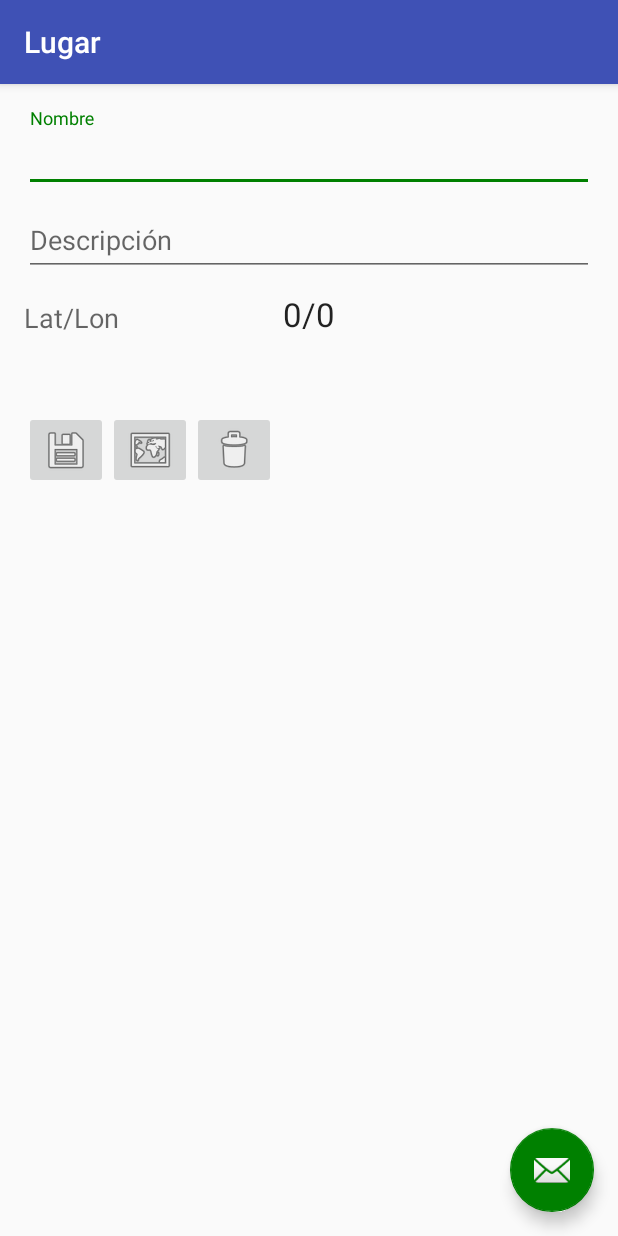
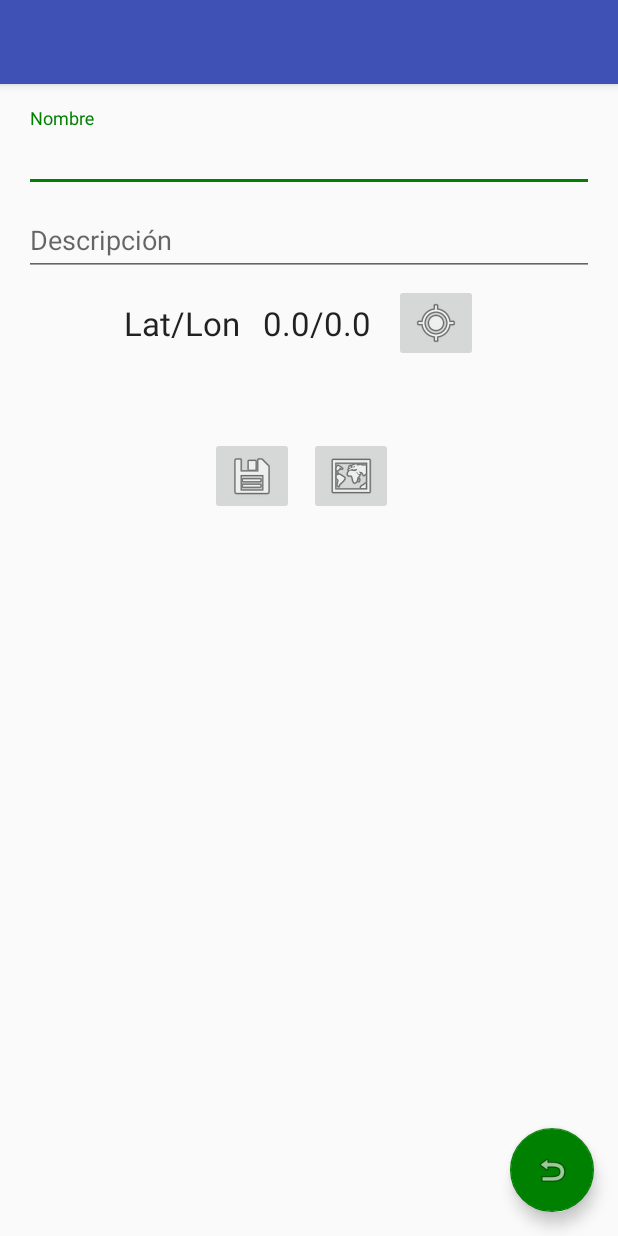
Before and after one commit to ccasanoval/Encuentrame, an Android app: the ActLugar screen opened directly, with no data from a screen before it, on a phone screen of 412 x 824 dp. Run offline under Robolectric (Android 15) with nearby library versions, the phone set to English and light mode, and no system bars; 5 statements that could not run were skipped.

Commit message:
Hecho dialogo edicion Lugar, pero hay que probar mapas, emulador no sirve...

```diff
--- a/app/src/main/AndroidManifest.xml
+++ b/app/src/main/AndroidManifest.xml
@@ -12,6 +12,7 @@
 		android:label="@string/app_name"
 		android:supportsRtl="true"
 		android:theme="@style/AppTheme">
+
 		<service android:name="com.backendless.geo.LocationTracker"/>
 
 		<receiver android:name="com.backendless.AutoStart">
@@ -60,6 +61,11 @@
 			android:label="@string/title_activity_act_lugar"
 			android:theme="@style/AppTheme.NoActionBar">
 		</activity>
+		<!-- ATTENTION: This was auto-generated to add Google Play services to your project for
+			 App Indexing.  See https://g.co/AppIndexing/AndroidStudio for more information. -->
+		<meta-data
+			android:name="com.google.android.gms.version"
+			android:value="@integer/google_play_services_version"/>
 	</application>
 
 </manifest>
--- a/app/src/main/java/com/cesoft/encuentrame/ActLugar.java
+++ b/app/src/main/java/com/cesoft/encuentrame/ActLugar.java
@@ -1,20 +1,81 @@
 package com.cesoft.encuentrame;
 
+import android.Manifest;
+import android.app.AlertDialog;
+import android.content.DialogInterface;
+import android.content.Intent;
+import android.content.pm.PackageManager;
+import android.location.Location;
+import android.net.Uri;
 import android.os.Bundle;
 import android.support.design.widget.FloatingActionButton;
 import android.support.design.widget.Snackbar;
+import android.support.v4.app.ActivityCompat;
 import android.support.v7.app.AppCompatActivity;
 import android.support.v7.widget.Toolbar;
 import android.view.View;
+import android.widget.EditText;
+import android.widget.ImageButton;
+import android.widget.TextView;
+import android.widget.Toast;
 
-public class ActLugar extends AppCompatActivity
+import com.backendless.Backendless;
+import com.backendless.BackendlessUser;
+import com.backendless.async.callback.AsyncCallback;
+import com.backendless.exceptions.BackendlessFault;
+import com.backendless.geo.GeoPoint;
+import com.cesoft.encuentrame.models.Lugar;
+import com.google.android.gms.appindexing.Action;
+import com.google.android.gms.appindexing.AppIndex;
+import com.google.android.gms.common.ConnectionResult;
+import com.google.android.gms.common.GoogleApiAvailability;
+import com.google.android.gms.common.GooglePlayServicesUtil;
+import com.google.android.gms.common.api.GoogleApiClient;
+import com.google.android.gms.location.LocationServices;
+
+public class ActLugar extends AppCompatActivity implements GoogleApiClient.ConnectionCallbacks, GoogleApiClient.OnConnectionFailedListener
 {
+	private static final int ACC_MAPA = 1;
+
+	private Lugar _l;
+	private TextView _lblPosicion;
+	private EditText _txtNombre;
+	private EditText _txtDescripcion;
+	private Location _locLast;
+	private GoogleApiClient _GoogleApiClient;
+	private ConnectionResult result;
+
+	/**
+	 * ATTENTION: This was auto-generated to implement the App Indexing API.
+	 * See https://g.co/AppIndexing/AndroidStudio for more information.
+	 */
+
+
 	@Override
 	protected void onCreate(Bundle savedInstanceState)
 	{
 		super.onCreate(savedInstanceState);
 		setContentView(R.layout.act_lugar);
-		Toolbar toolbar = (Toolbar) findViewById(R.id.toolbar);
+
+		// ATTENTION: This was auto-generated to implement the App Indexing API.
+		// See https://g.co/AppIndexing/AndroidStudio for more information.
+		//_GoogleApiClient = new GoogleApiClient.Builder(this).addApi(AppIndex.API).build();
+		if(checkPlayServices())buildGoogleApiClient();
+
+		//------------------------------------------------------------------------------------------
+		try
+		{
+			_l = this.getIntent().getParcelableExtra("lugar");
+			setValores();
+		}
+		catch(Exception e)
+		{
+			System.err.println("ActLugar:onCreate:ERROR:"+e);
+			this.finish();
+		}
+		//------------------------------------------------------------------------------------------
+
+		/*Toolbar toolbar = (Toolbar) findViewById(R.id.toolbar);
 		setSupportActionBar(toolbar);
 		FloatingActionButton fab = (FloatingActionButton) findViewById(R.id.fab);
 		fab.setOnClickListener(new View.OnClickListener()
@@ -25,5 +86,234 @@ public class ActLugar extends AppCompatActivity
 				Snackbar.make(view, "Replace with your own action", Snackbar.LENGTH_LONG).setAction("Action", null).show();
 			}
 		});
+		*/
+
+		if(_l==null)
+			setTitle("Nuevo Lugar");
+		else
+			setTitle("Editar Lugar");
+
+		_lblPosicion = (TextView) findViewById(R.id.lblPosicion);
+		_txtNombre = (EditText) findViewById(R.id.txtNombre);//txtLogin.requestFocus();
+		_txtDescripcion = (EditText) findViewById(R.id.txtDescripcion);
+
+		ImageButton btnActPos = (ImageButton) findViewById(R.id.btnActPos);
+		btnActPos.setOnClickListener(new View.OnClickListener()
+		{
+			@Override
+			public void onClick(View v)
+			{
+				getAndDisplayLocation();
+			}
+		});
+
+		ImageButton btnEliminar = (ImageButton) findViewById(R.id.btnEliminar);
+		if(_l==null)btnEliminar.setVisibility(View.GONE);
+		else
+		btnEliminar.setOnClickListener(new View.OnClickListener()
+		{
+			@Override
+			public void onClick(View v)
+			{
+				eliminar();
+			}
+		});
+
+		ImageButton btnGuardar = (ImageButton) findViewById(R.id.btnGuardar);
+		btnGuardar.setOnClickListener(new View.OnClickListener()
+		{
+			@Override
+			public void onClick(View v)
+			{
+				guardar();
+			}
+		});
+
+		ImageButton btnMapa = (ImageButton) findViewById(R.id.btnMapa);
+		btnMapa.setOnClickListener(new View.OnClickListener()
+		{
+			@Override
+			public void onClick(View v)
+			{
+				//showMapa(_l);//TODO
+				Intent i = new Intent(getBaseContext(), ActMaps.class);
+				i.putExtra("lugar", _l);
+				startActivityForResult(i, ACC_MAPA);//TODO: si es guardado, borrado => refresca la vista, si no nada
+			}
+		});
+
+	}
+	@Override
+	protected void onActivityResult(int requestCode, int resultCode, Intent data)
+	{
+		super.onActivityResult(requestCode, resultCode, data);
+		if(resultCode != RESULT_OK)return;
+		if(requestCode == ACC_MAPA)
+		{
+			_l = data.getParcelableExtra("lugar");
+			System.err.println("onActivityResult----------A:" + _l);
+		}
+	}
+
+	//______________________________________________________________________________________________
+	private void setPosAct(String s){_lblPosicion.setText(s);}
+	private void setPosAct(double lat, double lon){_lblPosicion.setText(lat + "/" + lon);}
+	private void setValores()
+	{
+		_txtNombre.setText(_l.getNombre());
+		_txtDescripcion.setText(_l.getDescripcion());
+		//_locLast		//GeoPoint p = _l.getLugar();
+		_locLast.setLatitude(_l.getLugar().getLatitude());
+		_locLast.setLongitude(_l.getLugar().getLongitude());
+		setPosAct(_l.getLugar().getLatitude(), _l.getLugar().getLongitude());
+
+	}
+
+	//______________________________________________________________________________________________
+	@Override
+	public void onStart()
+	{
+		super.onStart();
+		if(_GoogleApiClient != null)
+			_GoogleApiClient.connect();
+		// ATTENTION: This was auto-generated to implement the App Indexing API.
+		// See https://g.co/AppIndexing/AndroidStudio for more information.
+		/*Action viewAction = Action.newAction(Action.TYPE_VIEW, // TODO: choose an action type.
+				"ActLugar Page", // TODO: Define a title for the content shown.
+				// TODO: If you have web page content that matches this app activity's content,
+				// make sure this auto-generated web page URL is correct. Otherwise, set the URL to null.
+				Uri.parse("http://host/path"),
+				// TODO: Make sure this auto-generated app deep link URI is correct.
+				Uri.parse("android-app://com.cesoft.encuentrame/http/host/path"));
+		AppIndex.AppIndexApi.start(_GoogleApiClient, viewAction);*/
+	}
+
+	@Override
+	protected void onResume()
+	{
+		super.onResume();
+		checkPlayServices();
+	}
+
+	@Override
+	public void onStop()
+	{
+		super.onStop();
+		// ATTENTION: This was auto-generated to implement the App Indexing API.
+		// See https://g.co/AppIndexing/AndroidStudio for more information.
+		/*Action viewAction = Action.newAction(Action.TYPE_VIEW, // TODO: choose an action type.
+				"ActLugar Page", // TODO: Define a title for the content shown.
+				// TODO: If you have web page content that matches this app activity's content,
+				// make sure this auto-generated web page URL is correct. Otherwise, set the URL to null.
+				Uri.parse("http://host/path"),
+				// TODO: Make sure this auto-generated app deep link URI is correct.
+				Uri.parse("android-app://com.cesoft.encuentrame/http/host/path"));
+		AppIndex.AppIndexApi.end(_GoogleApiClient, viewAction);
+		_GoogleApiClient.disconnect();*/
+	}
+
+	//______________________________________________________________________________________________
+	protected synchronized void buildGoogleApiClient()
+	{
+		_GoogleApiClient = new GoogleApiClient.Builder(this).addConnectionCallbacks(this).addOnConnectionFailedListener(this).addApi(LocationServices.API).build();
+	}
+
+	private boolean checkPlayServices()
+	{
+    	GoogleApiAvailability googleAPI = GoogleApiAvailability.getInstance();
+    	int result = googleAPI.isGooglePlayServicesAvailable(this);
+    	if(result != ConnectionResult.SUCCESS)
+		{
+			int PLAY_SERVICES_RESOLUTION_REQUEST = 6969;
+        	if(googleAPI.isUserResolvableError(result))
+            	googleAPI.getErrorDialog(this, result, PLAY_SERVICES_RESOLUTION_REQUEST).show();
+	        return false;
+	    }
+	    return true;
+	}
+
+	private void getAndDisplayLocation()
+	{
+		if(ActivityCompat.checkSelfPermission(this, Manifest.permission.ACCESS_FINE_LOCATION) != PackageManager.PERMISSION_GRANTED && ActivityCompat.checkSelfPermission(this, Manifest.permission.ACCESS_COARSE_LOCATION) != PackageManager.PERMISSION_GRANTED)return;
+		_locLast = LocationServices.FusedLocationApi.getLastLocation(_GoogleApiClient);
+		if(_locLast != null)
+			setPosAct(_locLast.getLatitude(), _locLast.getLongitude());
+		else
+			setPosAct(getString(R.string.sin_posicion));
+	}
+
+
+
+	//______________________________________________________________________________________________
+	/**
+	 * Google api callback methods
+	 */
+	@Override
+	public void onConnectionFailed(ConnectionResult result)
+	{
+		this.result = result;
+		//Log.i(TAG, "Connection failed: ConnectionResult.getErrorCode() = "+ result.getErrorCode());
+		System.err.println("Connection failed: ConnectionResult.getErrorCode() = "+ result.getErrorCode());
+	}
+	@Override
+	public void onConnected(Bundle arg0)
+	{
+		//displayLocation();
+	}
+	@Override
+	public void onConnectionSuspended(int arg0)
+	{
+		_GoogleApiClient.connect();
+	}
+
+
+	//______________________________________________________________________________________________
+	private void guardar()
+	{
+		if(_l == null)	// CREAR
+		{
+			_l = new Lugar();
+		}
+		//else			// EDITAR
+		_l.setNombre(_txtNombre.getText().toString());
+		_l.setDescripcion(_txtDescripcion.getText().toString());
+		_l.setLugar(new GeoPoint(_locLast.getLatitude(), _locLast.getLongitude()));
+	}
+
+	//______________________________________________________________________________________________
+	private void eliminar()
+	{
+		AlertDialog.Builder dialog = new AlertDialog.Builder(this);
+		dialog.setTitle(getString(R.string.eliminar));
+		dialog.setMessage(getString(R.string.seguro_eliminar));
+		dialog.setPositiveButton("OK", new DialogInterface.OnClickListener()
+		{
+			@Override
+			public void onClick(DialogInterface dialog, int which)
+			{
+				_l.eliminar(new AsyncCallback<Long>()
+				{
+					@Override
+					public void handleResponse(Long lugar)
+					{
+						Snackbar.make(null, R.string.eliminar, Snackbar.LENGTH_LONG).setAction("Action", null).show();
+						ActLugar.this.finish();
+					}
+
+					@Override
+					public void handleFault(BackendlessFault backendlessFault)
+					{
+						// an error has occurred, the error code can be retrieved with
+						Snackbar.make(null, "Error:"+backendlessFault.getCode(), Snackbar.LENGTH_LONG).setAction("Action", null).show();
+					}
+				});
+			}
+		});
+		/*dialog.setNegativeButton("Cancel", new DialogInterface.OnClickListener()
+		{
+			@Override
+			public void onClick(DialogInterface dialog, int which){}
+		});*/
+		dialog.create().show();
 	}
 }
--- a/app/src/main/res/layout/act_lugar.xml
+++ b/app/src/main/res/layout/act_lugar.xml
@@ -30,6 +30,6 @@
 		android:layout_height="wrap_content"
 		android:layout_gravity="bottom|end"
 		android:layout_margin="@dimen/fab_margin"
-		android:src="@android:drawable/ic_dialog_email"/>
+		android:src="@android:drawable/ic_menu_revert"/>
 
 </android.support.design.widget.CoordinatorLayout>
--- a/app/src/main/res/layout/act_lugar_cont.xml
+++ b/app/src/main/res/layout/act_lugar_cont.xml
@@ -57,54 +57,81 @@
 			android:singleLine="true"/>
 	</android.support.design.widget.TextInputLayout>
 
-	<TextView
-		android:id="@+id/lblPosicion_"
+	<!-- DATE CREATED and MODIFIED ? -->
+
+	<LinearLayout
+		android:id="@+id/layPosicion"
 		android:layout_below="@+id/txtDescripcion_"
+		android:orientation="horizontal"
+		android:layout_centerHorizontal="true"
+		android:layout_centerVertical="true"
 		android:layout_width="wrap_content"
 		android:layout_height="wrap_content"
-		android:textAppearance="?android:attr/textAppearanceMedium"
-		android:text="@string/lat_lon"
-		android:layout_marginTop="15dp"
-		android:layout_alignParentLeft="true"
-		android:layout_alignParentStart="true"/>
+		android:layout_marginTop="5dp">
 
-	<TextView
-		android:id="@+id/lblPosicion"
-		android:layout_alignBottom="@+id/lblPosicion_"
+		<TextView
+			android:id="@+id/lblPosicion_"
+			android:layout_width="wrap_content"
+			android:layout_height="wrap_content"
+			android:textAppearance="?android:attr/textAppearanceLarge"
+			android:text="@string/lat_lon"
+			android:layout_marginRight="15dp"
+			android:layout_marginEnd="15dp"
+			android:layout_gravity="center_vertical"/>
+		<TextView
+			android:id="@+id/lblPosicion"
+			android:layout_width="wrap_content"
+			android:layout_height="wrap_content"
+			android:textAppearance="?android:attr/textAppearanceLarge"
+			android:layout_marginRight="15dp"
+			android:layout_marginEnd="15dp"
+			android:text="0.0/0.0"
+			android:layout_gravity="center_vertical"/>
+		<ImageButton
+			android:id="@+id/btnActPos"
+			android:layout_width="wrap_content"
+			android:layout_height="wrap_content"
+			android:layout_marginRight="10dp"
+			android:layout_marginEnd="10dp"
+			android:layout_gravity="center_vertical"
+			android:contentDescription="@string/actualizar_posicion"
+			android:src="@android:drawable/ic_menu_mylocation" />
+	</LinearLayout>
+
+	<LinearLayout
+		android:layout_below="@+id/layPosicion"
+		android:orientation="horizontal"
+		android:layout_centerHorizontal="true"
 		android:layout_width="wrap_content"
 		android:layout_height="wrap_content"
-		android:textAppearance="?android:attr/textAppearanceLarge"
-		android:text="0/0"
-		android:layout_centerHorizontal="true"/>
-
-
-	<LinearLayout
-		android:layout_below="@+id/lblPosicion_"
-		android:orientation="horizontal"
-		android:layout_width="match_parent"
-		android:layout_height="wrap_content"
-		android:layout_alignParentLeft="true"
-		android:layout_alignParentStart="true"
 		android:layout_marginTop="50dp">
 
 		<ImageButton
 			android:id="@+id/btnGuardar"
 			android:layout_width="wrap_content"
 			android:layout_height="wrap_content"
+			android:layout_marginRight="10dp"
+			android:layout_marginEnd="10dp"
+			android:contentDescription="@string/guardar"
 			android:src="@android:drawable/ic_menu_save" />
 
 		<ImageButton
 			android:id="@+id/btnMapa"
 			android:layout_width="wrap_content"
 			android:layout_height="wrap_content"
+			android:layout_marginRight="10dp"
+			android:layout_marginEnd="10dp"
+			android:contentDescription="@string/ver_mapa"
 			android:src="@android:drawable/ic_menu_mapmode" />
 
 		<ImageButton
 			android:id="@+id/btnEliminar"
 			android:layout_width="wrap_content"
 			android:layout_height="wrap_content"
+			android:layout_marginRight="10dp"
+			android:layout_marginEnd="10dp"
+			android:contentDescription="@string/eliminar"
 			android:src="@android:drawable/ic_menu_delete" />
-
 	</LinearLayout>
 
 
--- a/app/src/main/res/values/strings.xml
+++ b/app/src/main/res/values/strings.xml
@@ -28,9 +28,11 @@
 	<string name="action_settings">Settings</string>
 	<string name="section_format">Hello World from section: %1$d</string>
 
+	<string name="guardar">Guardar</string>
 	<string name="editar">Editar</string>
 	<string name="eliminar">Eliminar</string>
 	<string name="nuevo">Nuevo</string>
+	<string name="actualizar_posicion">Actualizar posición</string>
 	<string name="ver_mapa">Ver mapa</string>
 	<string name="configuracion">Configuración</string>
 	<string name="title_activity_act_maps">Mapa</string>
@@ -41,6 +43,8 @@
 	<string name="categoria">Categoría</string>
 	<string name="lat_lon">Lat/Lon</string>
 	<string name="fecha">Fecha</string>
+	<string name="sin_posicion">Sin posición</string>
+	<string name="seguro_eliminar">¿Seguro que desea eliminar?</string>
 
 
 
```
Also changed, not shown: app/src/main/java/com/cesoft/encuentrame/ActMain.java (+66 -17 lines), app/src/main/java/com/cesoft/encuentrame/models/Aviso.java (added, +85 -0 lines), app/src/main/java/com/cesoft/encuentrame/models/Lugar.java (+77 -2 lines), app/src/main/java/com/cesoft/encuentrame/models/Ruta.java (added, +110 -0 lines).
